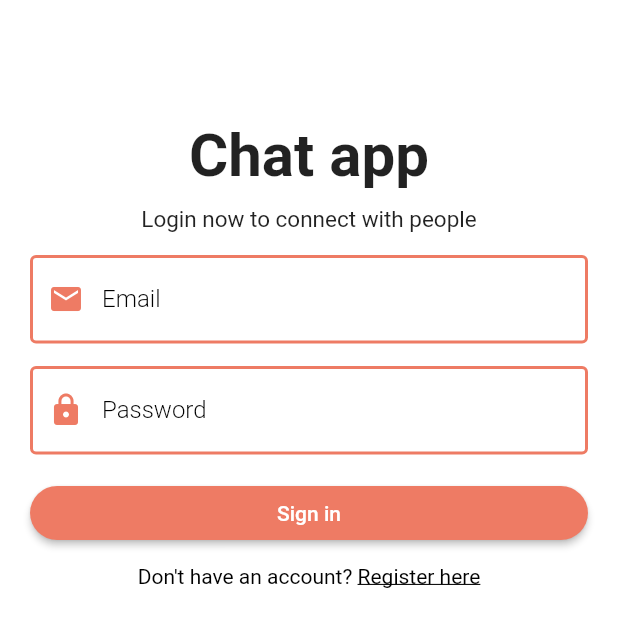
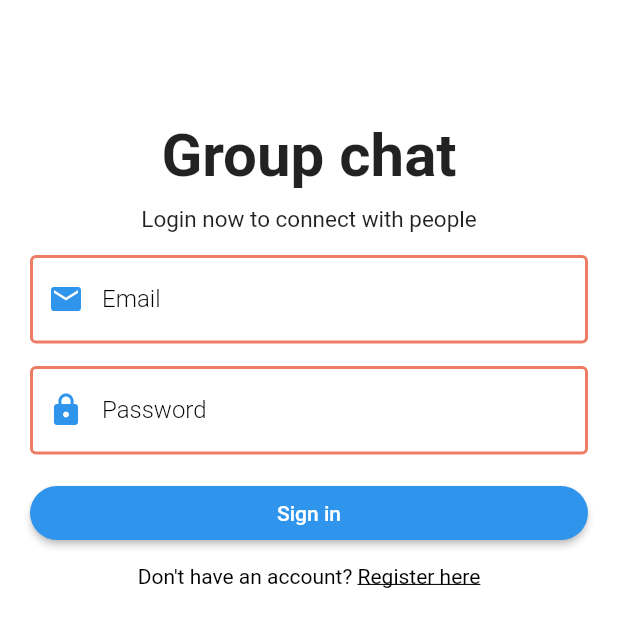
Before and after one commit to Badhon100/chatapp_firebase, a Flutter app: the screen it shows after launch, on a phone screen of 412 x 824 dp. Shown: the top 627 px of the screen. Run offline on Flutter 3.47's test engine with Material 2 defaults, Android fonts, the phone set to English and light mode, and no system bars; our stand-ins replace cloud_firestore, firebase_auth, firebase_core, shared_preferences; accounts and stored records are empty.

Commit message:
screenshoot added

```diff
--- a/lib/shared/constant.dart
+++ b/lib/shared/constant.dart
@@ -1,8 +1,8 @@
 import 'package:flutter/animation.dart';
 
 class Constants{
-  static String appName = "Chat app";
-  final primaryColor = const Color(0xFFee7b64);
+  static String appName = "Group chat";
+  final primaryColor = const Color(0xFF2e94ec);
   static String appId = "1:248417937055:web:707ee985140fd5100564aa";
   static String apiKey = "AIzaSyC4yy5PM5qs04aaW8_eqX4znFeO8PEt8hU";
   static String messagingSenderId = "248417937055";
```
Also changed, not shown: screenshoots/chat.jpg (added), screenshoots/create_group.jpg (added), screenshoots/drawer.jpg (added), screenshoots/group_info.jpg (added), screenshoots/home_page.jpg (added), screenshoots/homepage_empty.jpg (added), screenshoots/login.jpg (added), screenshoots/register.jpg (added), screenshoots/search.jpg (added), 16 other files.
